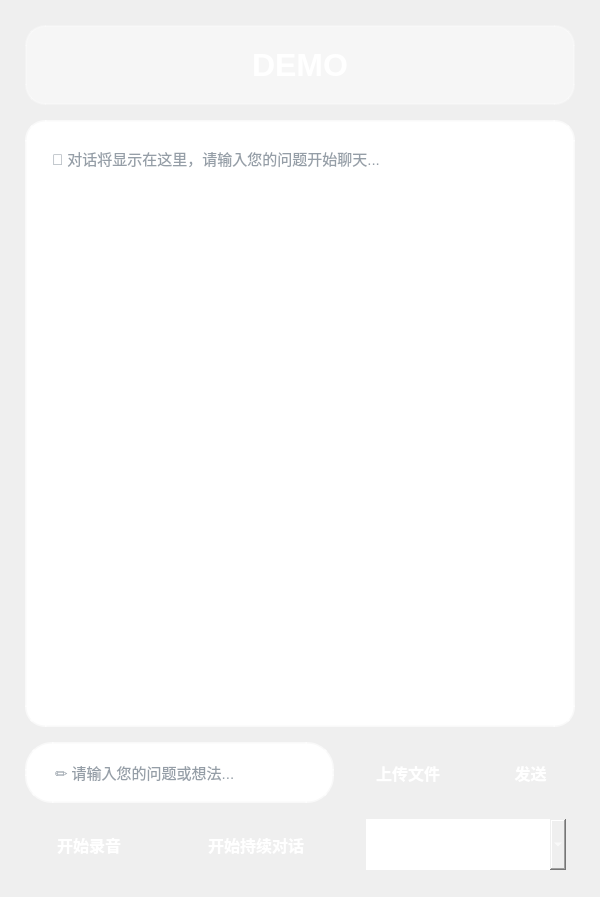
X-Jzy/live2dAI_Agent, file main.ui: the form before one commit.
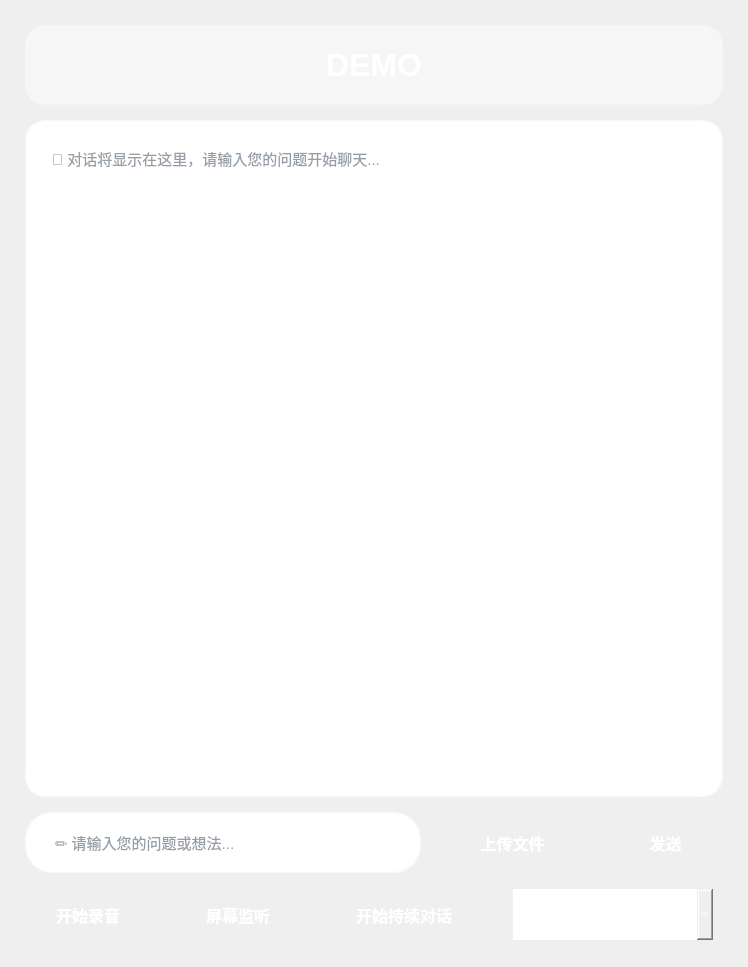
The form after the commit.

Commit message: 屏幕轮询

```diff
--- a/main.ui
+++ b/main.ui
@@ -6,8 +6,8 @@
    <rect>
     <x>0</x>
     <y>0</y>
-    <width>600</width>
-    <height>897</height>
+    <width>748</width>
+    <height>967</height>
    </rect>
   </property>
   <property name="minimumSize">
@@ -253,7 +253,7 @@
     </layout>
    </item>
    <item>
-    <layout class="QHBoxLayout" name="horizontalLayout" stretch="0,1,0">
+    <layout class="QHBoxLayout" name="horizontalLayout" stretch="0,0,1,0">
      <property name="spacing">
       <number>30</number>
      </property>
@@ -297,6 +297,46 @@
        </property>
       </widget>
      </item>
+     <item>
+      <widget class="QPushButton" name="gameButton">
+       <property name="sizePolicy">
+        <sizepolicy hsizetype="Fixed" vsizetype="Fixed">
+         <horstretch>0</horstretch>
+         <verstretch>0</verstretch>
+        </sizepolicy>
+       </property>
+       <property name="styleSheet">
+        <string notr="true">QPushButton {
+    background: qlineargradient(x1: 0, y1: 0, x2: 1, y2: 1,
+                                stop: 0 #ffcfd9, stop: 0.8 #a1868cff);
+    color: white;
+    border: none;
+    border-radius: 27px;
+    font-size: 16px;
+    font-weight: bold;
+    padding: 15px 25px;
+}
+
+QPushButton:hover {
+    background: qlineargradient(x1: 0, y1: 0, x2: 0, y2: 1,
+                                stop: 0 #5a6fd8, stop: 0.8 #6a4190);
+}
+
+QPushButton:pressed {
+    background: qlineargradient(x1: 0, y1: 0, x2: 0, y2: 1,
+                                stop: 0 #4c5bc0, stop: 0.8 #5a3578);
+}
+
+QPushButton:disabled {
+    background: #bdc3c7;
+    color: #7f8c8d;
+}</string>
+       </property>
+       <property name="text">
+        <string>屏幕监听</string>
+       </property>
+      </widget>
+     </item>
      <item>
       <widget class="QPushButton" name="chatButton">
        <property name="sizePolicy">
```
The commit also changes 28 other files.
